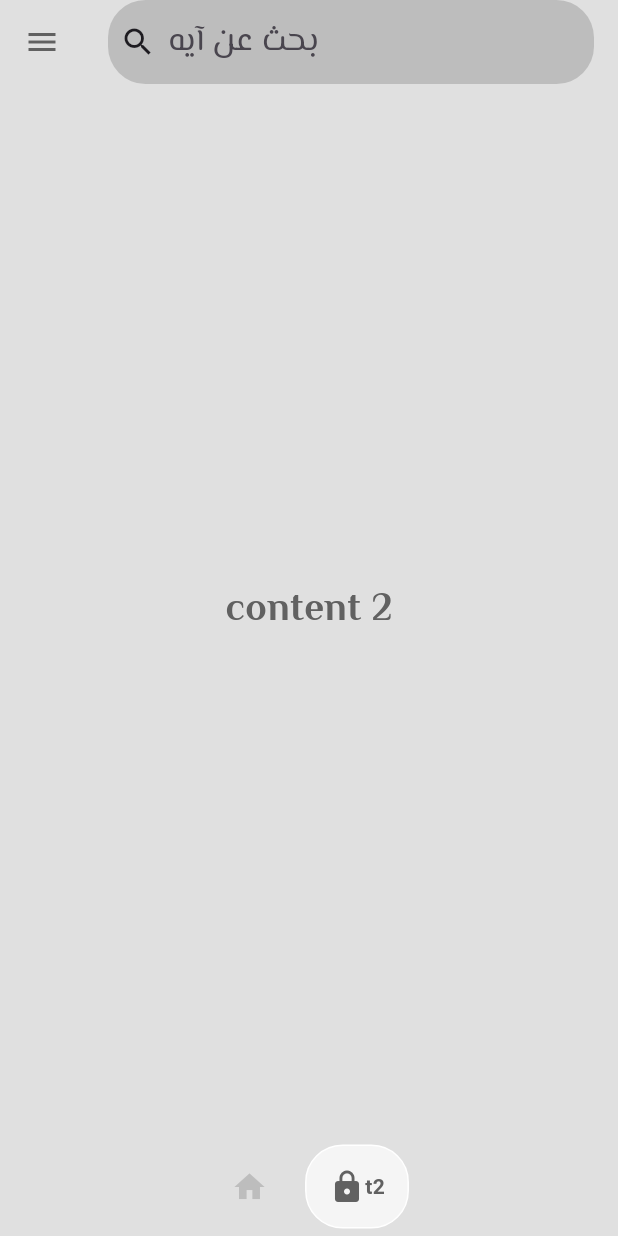
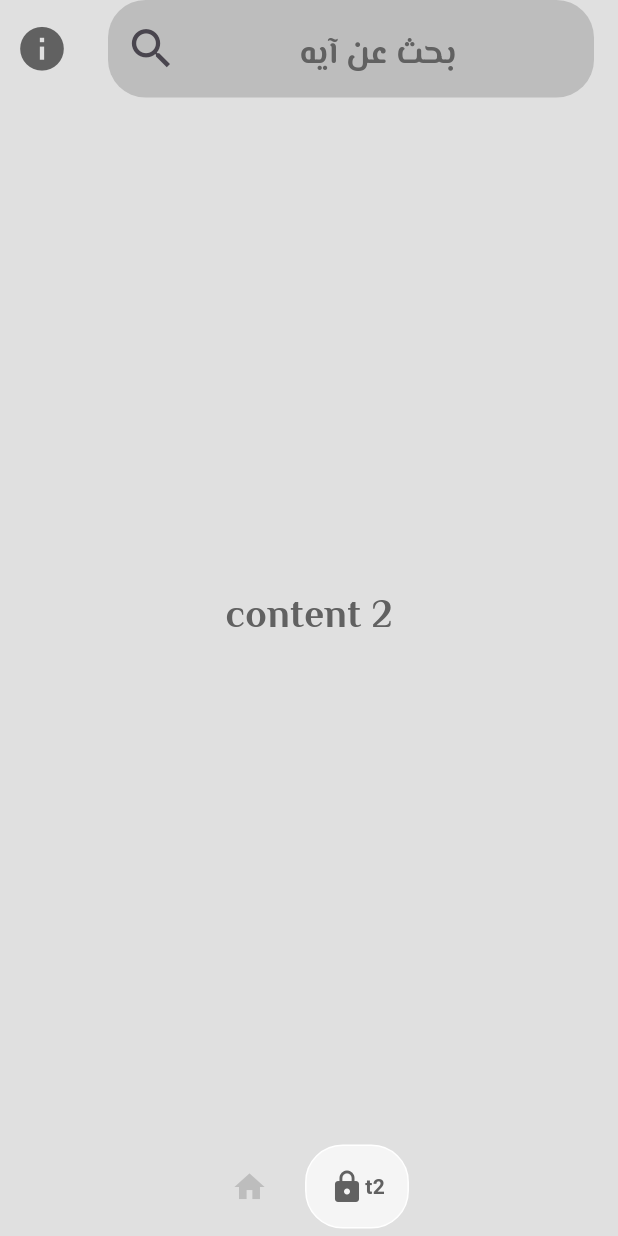
Before and after one commit to MohammadAboulEla/Ayat, a Flutter app: the screen it shows after launch, item 2 of the bottom bar chosen, on a phone screen of 412 x 824 dp. Run offline on Flutter 3.47's test engine with Material 3 defaults, Android fonts, the light colour scheme and no system bars; drawn by our look-alikes of google_nav_bar; our stand-ins replace google_fonts.

Commit message:
work search bar 2

```diff
--- a/lib/pages/home_page.dart
+++ b/lib/pages/home_page.dart
@@ -39,25 +39,35 @@ class _HomePageState extends State<HomePage> {
   Widget build(BuildContext context) {
     return Scaffold(
         appBar: AppBar(
-          // title: Text("آيات", style: GoogleFonts.elMessiri(fontSize: 26
-          //     , fontWeight: FontWeight.bold, color: AppColors.g700),),
-          title: SearchBar(
-              hintText: "بحث عن آيه",
-              hintStyle: WidgetStatePropertyAll(GoogleFonts.elMessiri(fontSize: 22,)),
-              textStyle: WidgetStatePropertyAll(TextStyle()),
-              leading: const Icon(Icons.search),
-              backgroundColor: WidgetStatePropertyAll(AppColors.g400),
-              elevation: const WidgetStatePropertyAll(0),
-              shape: WidgetStatePropertyAll(
-                RoundedRectangleBorder(
-                    borderRadius: BorderRadius.circular(25)),
-              )),
+          toolbarHeight: 65,
+          title: TextField(
+            textAlign : TextAlign. center,
+            textAlignVertical: TextAlignVertical.bottom,
+            decoration: InputDecoration(
+              hintText: "بحث عن آيه ",
+              hintStyle: GoogleFonts.elMessiri(fontSize: 22,color: AppColors.g700, fontWeight: FontWeight.bold),
+              prefixIcon: const Padding(
+                padding: EdgeInsets.only(left: 10),
+                child: Icon(Icons.search, size: 35,),
+              ),
+              filled: true,
+              fillColor: AppColors.g400,
+              border: const OutlineInputBorder(
+                borderRadius: BorderRadius.all(Radius.circular(25)),
+                borderSide: BorderSide.none,
+              ),
+            ),
+            style: GoogleFonts.elMessiri(fontSize: 22),
+
+          ),
           centerTitle: true,
           backgroundColor: Colors.transparent,
+          // leadingWidth: 35,
           leading: Builder(builder: (context) {
             return IconButton(
               icon: Icon(
-                Icons.menu,
+                Icons.info,
+                size: 35,
                 color: AppColors.g700,
               ),
               onPressed: () {
```
